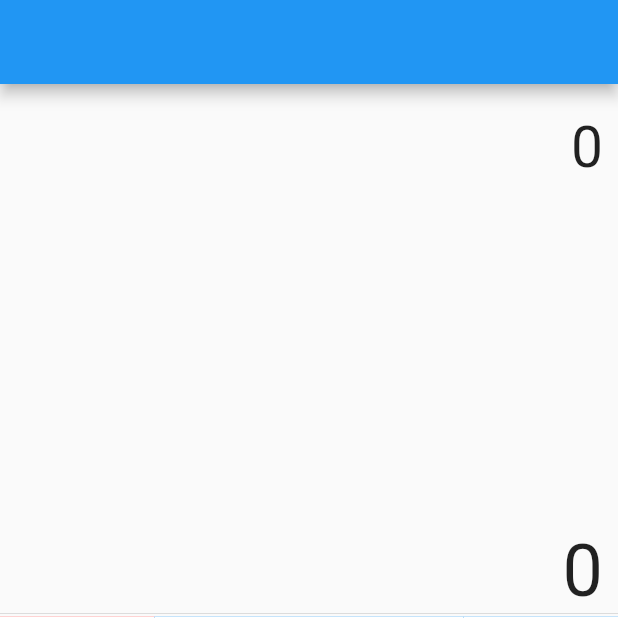
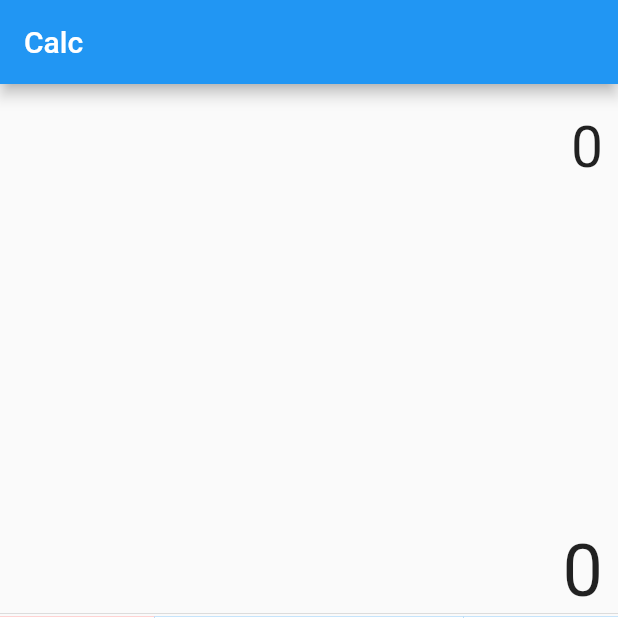
Before and after one commit to Isaac-onah/calculator-neuromorphic-design-, a Flutter app: the screen it shows after launch, on a phone screen of 412 x 824 dp, the top half of it. Run offline on Flutter 3.47's test engine with Material 2 defaults, Android fonts, the phone set to English and light mode, and no system bars; our stand-ins replace math_expressions.

Commit message:
second commit simple calculator

```diff
--- a/lib/screen/home.dart
+++ b/lib/screen/home.dart
@@ -77,7 +77,9 @@ buttonPressed(String buttonText){
   @override
   Widget build(BuildContext context) {
     return Scaffold(
-      appBar: AppBar(),
+      appBar: AppBar(
+        title: Text("Calc"),
+      ),
       body: Column(
         children: <Widget>[
          Expanded(
```
